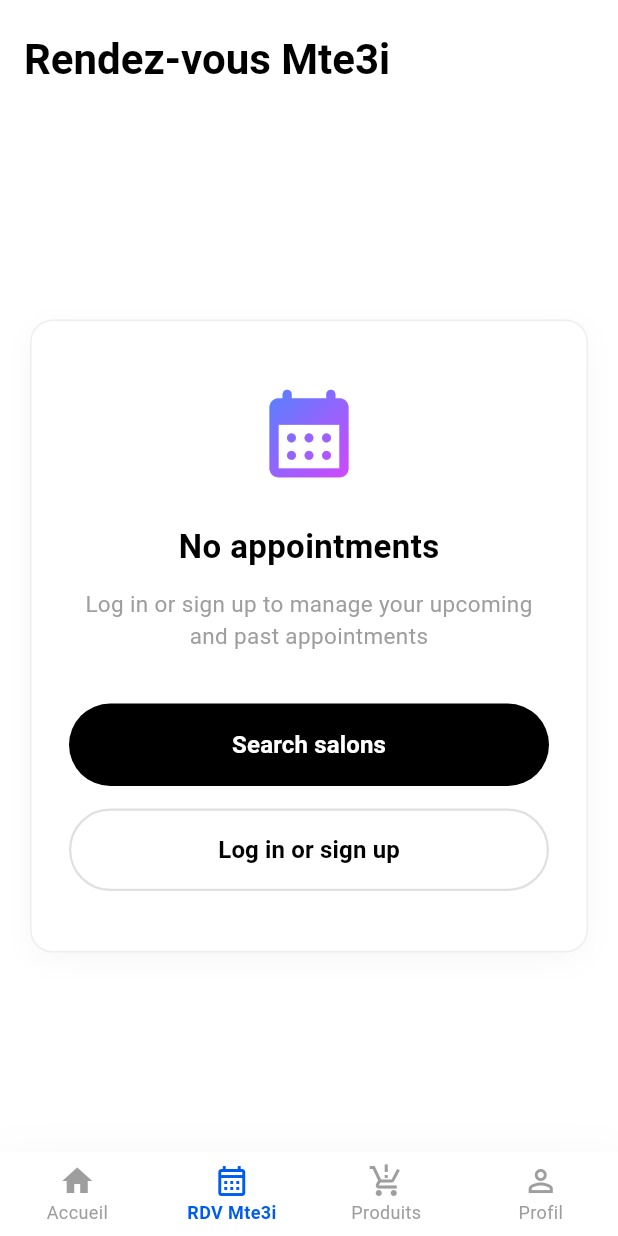
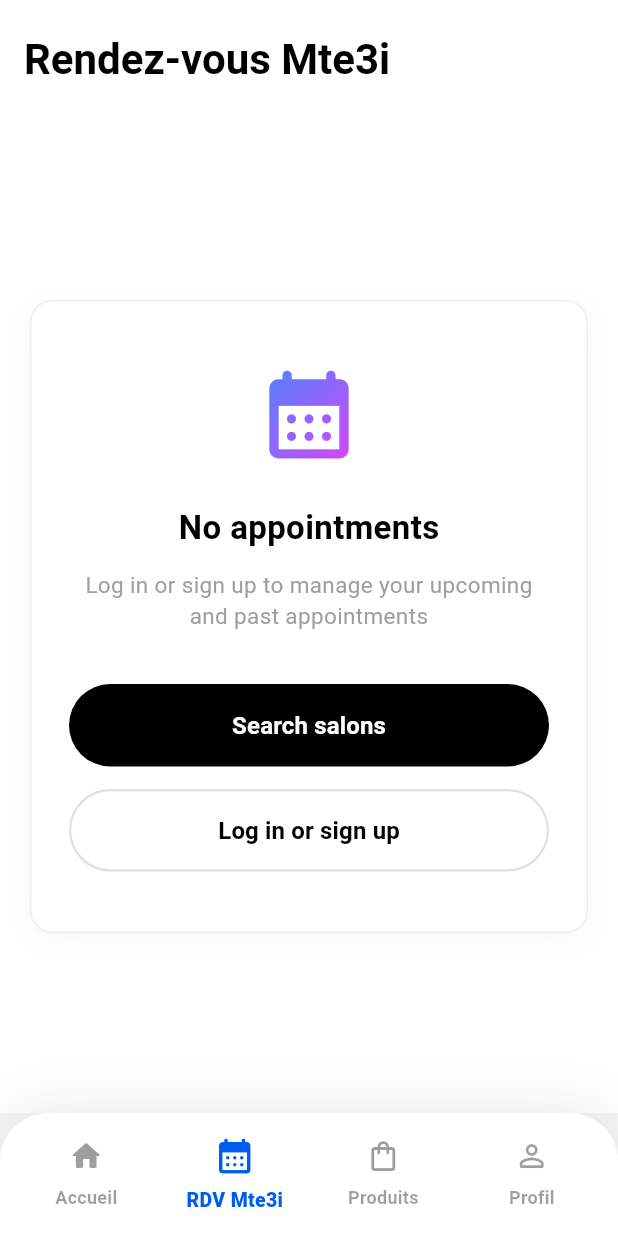
Before and after one commit to TH-montassar/7jemty, a Flutter app: the screen it shows after launch, item 2 of the bottom bar chosen, on a phone screen of 412 x 824 dp. Run offline on Flutter 3.47's test engine with Material 3 defaults, Android fonts, the phone set to English and light mode, and no system bars; our stand-ins replace firebase_core, firebase_messaging, flutter_local_notifications, flutter_map, image_picker, latlong2 and 3 more; accounts and stored records are empty; network calls fail.

Commit message:
Refactor client bottom navigation bar for a more professional design
- Introduce a stylish, rounded top border (Radius.circular(32)) to the bottom navigation bar container.
- Apply a softer, upward-pointing box shadow for an elevated card effect.
- Wrap the BottomNavigationBar in a SafeArea and add strategic padding for modern mobile screen handling.
- Replace harsh, filled icons with their smoother, rounded outlined equivalents (e.g., home_rounded, shopping_bag_outlined).
- Update label typography for selected and unselected states to improve visual hierarchy and readability.

Co-authored-by: TH-montassar <56473207+TH-montassar@users.noreply.github.com>

```diff
--- a/flutter_application_1/lib/features/client_space/home/presentation/widgets/client_bottom_nav.dart
+++ b/flutter_application_1/lib/features/client_space/home/presentation/widgets/client_bottom_nav.dart
@@ -17,46 +17,72 @@ class ClientBottomNav extends StatelessWidget {
     return Container(
       decoration: BoxDecoration(
         color: Colors.white,
+        borderRadius: const BorderRadius.vertical(top: Radius.circular(32)),
         boxShadow: [
           BoxShadow(
-            color: Colors.black.withValues(alpha: 0.05), // شفافية عالية جداً
-            blurRadius: 30, // انتشار واسع للظل
-            spreadRadius: 0,
-            offset: const Offset(0, 10), // الظل يميل للأسفل
+            color: Colors.black.withOpacity(0.06), // شفافية عالية جداً
+            blurRadius: 25, // انتشار واسع للظل
+            spreadRadius: 1,
+            offset: const Offset(0, -8), // الظل يميل للأعلى قليلا
           ),
         ],
       ),
+      child: SafeArea(
+        child: Padding(
+          padding: const EdgeInsets.symmetric(horizontal: 8.0, vertical: 8.0),
           child: BottomNavigationBar(
             currentIndex: selectedIndex,
             onTap: onTap,
             type: BottomNavigationBarType.fixed,
-        backgroundColor: Colors.white,
+            backgroundColor: Colors.transparent,
             elevation: 0,
             selectedItemColor: AppColors.primaryBlue,
-        unselectedItemColor: Colors.grey,
+            unselectedItemColor: Colors.black38,
+            selectedIconTheme: const IconThemeData(size: 28),
+            unselectedIconTheme: const IconThemeData(size: 24),
             selectedLabelStyle: const TextStyle(
-          fontWeight: FontWeight.bold,
+              fontWeight: FontWeight.w800,
+              fontSize: 13,
+              letterSpacing: 0.2,
+            ),
+            unselectedLabelStyle: const TextStyle(
+              fontWeight: FontWeight.w600,
               fontSize: 12,
             ),
-        unselectedLabelStyle: const TextStyle(fontSize: 12),
             items: [
-          BottomNavigationBarItem(icon: Icon(Icons.home), label: tr(context, 'home')),
-
+              BottomNavigationBarItem(
+                icon: const Padding(
+                  padding: EdgeInsets.only(bottom: 6.0),
+                  child: Icon(Icons.home_rounded),
+                ),
+                label: tr(context, 'home'),
+              ),
               // 🔄 Houni badelna el bouton wel icône
               BottomNavigationBarItem(
-            icon: Icon(Icons.calendar_month_outlined),
+                icon: const Padding(
+                  padding: EdgeInsets.only(bottom: 6.0),
+                  child: Icon(Icons.calendar_month_rounded),
+                ),
                 label: tr(context, 'appointments_short'),
               ),
               BottomNavigationBarItem(
-            icon: Icon(Icons.production_quantity_limits),
+                icon: const Padding(
+                  padding: EdgeInsets.only(bottom: 6.0),
+                  child: Icon(Icons.shopping_bag_outlined),
+                ),
                 label: tr(context, 'products'),
               ),
               BottomNavigationBarItem(
-            icon: Icon(Icons.person_outline),
+                icon: const Padding(
+                  padding: EdgeInsets.only(bottom: 6.0),
+                  child: Icon(Icons.person_outline_rounded),
+                ),
                 label: tr(context, 'profile'),
               ),
             ],
           ),
+        ),
+      ),
     );
   }
 }
```
Lines whose indentation alone changed are shown as unchanged.
